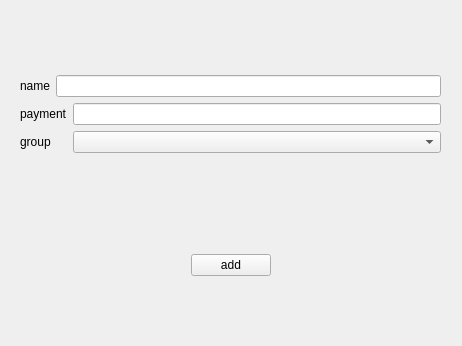
Qt form addContributorItem.ui (amirfarhoudniya/Chest) before a commit.
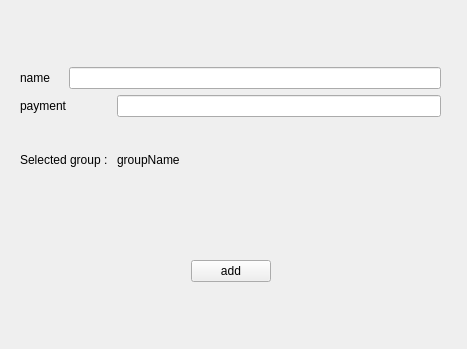
The same form after that commit.

Diff of the .ui file:
```diff
--- a/addContributorItem.ui
+++ b/addContributorItem.ui
@@ -6,14 +6,14 @@
    <rect>
     <x>0</x>
     <y>0</y>
-    <width>462</width>
-    <height>346</height>
+    <width>467</width>
+    <height>349</height>
    </rect>
   </property>
   <property name="windowTitle">
    <string>Form</string>
   </property>
-  <widget class="QWidget" name="">
+  <widget class="QWidget" name="layoutWidget">
    <property name="geometry">
     <rect>
      <x>20</x>
@@ -74,15 +74,8 @@
     </item>
     <item row="0" column="0" colspan="3">
      <layout class="QGridLayout" name="gridLayout">
-      <item row="2" column="2">
-       <widget class="QComboBox" name="group_comboBox"/>
-      </item>
-      <item row="1" column="0" colspan="2">
-       <widget class="QLabel" name="payment_label">
-        <property name="text">
-         <string>payment</string>
-        </property>
-       </widget>
+      <item row="0" column="1" colspan="2">
+       <widget class="QLineEdit" name="name_lineEdit"/>
       </item>
       <item row="0" column="0">
        <widget class="QLabel" name="name_label">
@@ -91,18 +84,57 @@
         </property>
        </widget>
       </item>
+      <item row="3" column="2">
+       <widget class="QLabel" name="group_label2">
+        <property name="sizePolicy">
+         <sizepolicy hsizetype="Minimum" vsizetype="Minimum">
+          <horstretch>0</horstretch>
+          <verstretch>0</verstretch>
+         </sizepolicy>
+        </property>
+        <property name="text">
+         <string>groupName</string>
+        </property>
+       </widget>
+      </item>
+      <item row="3" column="0" colspan="2">
+       <widget class="QLabel" name="group_label">
+        <property name="sizePolicy">
+         <sizepolicy hsizetype="Minimum" vsizetype="Maximum">
+          <horstretch>0</horstretch>
+          <verstretch>0</verstretch>
+         </sizepolicy>
+        </property>
+        <property name="text">
+         <string>Selected group : </string>
+        </property>
+       </widget>
+      </item>
+      <item row="1" column="0" colspan="2">
+       <widget class="QLabel" name="payment_label">
+        <property name="text">
+         <string>payment</string>
+        </property>
+       </widget>
+      </item>
       <item row="1" column="2">
        <widget class="QLineEdit" name="payment_lineEdit"/>
       </item>
-      <item row="2" column="0" colspan="2">
-       <widget class="QLabel" name="label">
-        <property name="text">
-         <string>group</string>
+      <item row="2" column="0" colspan="3">
+       <spacer name="verticalSpacer_2">
+        <property name="orientation">
+         <enum>Qt::Vertical</enum>
         </property>
-       </widget>
-      </item>
-      <item row="0" column="1" colspan="2">
-       <widget class="QLineEdit" name="name_lineEdit"/>
+        <property name="sizeType">
+         <enum>QSizePolicy::Fixed</enum>
+        </property>
+        <property name="sizeHint" stdset="0">
+         <size>
+          <width>20</width>
+          <height>30</height>
+         </size>
+        </property>
+       </spacer>
       </item>
      </layout>
     </item>
```
Left out of the diff: 40 changed lines with no effect on the pictures.
